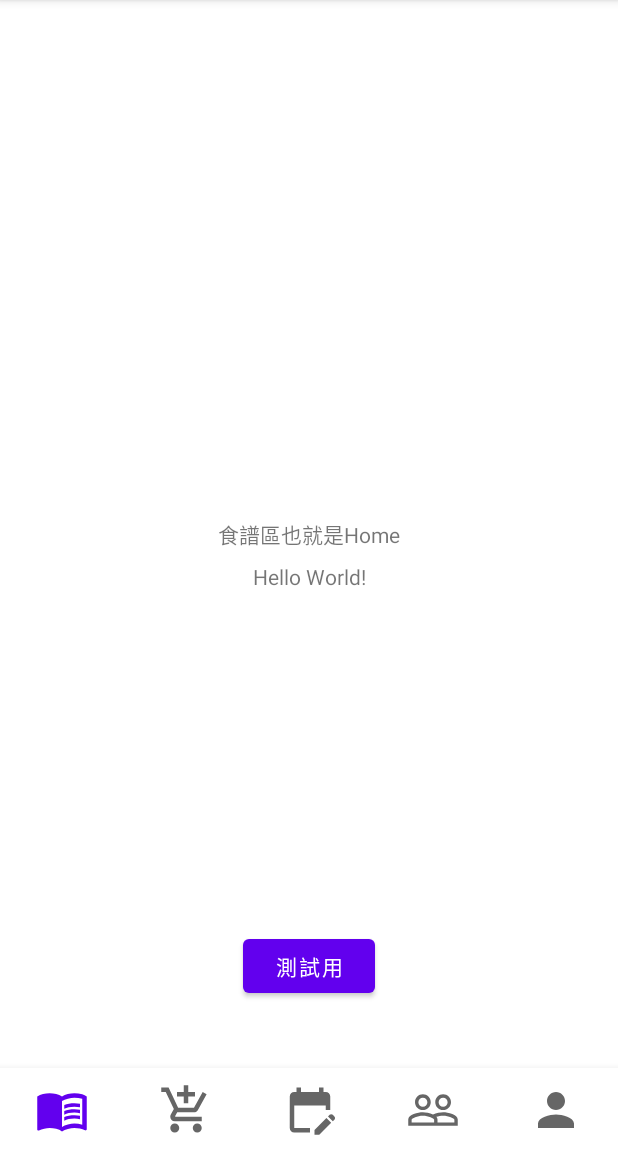
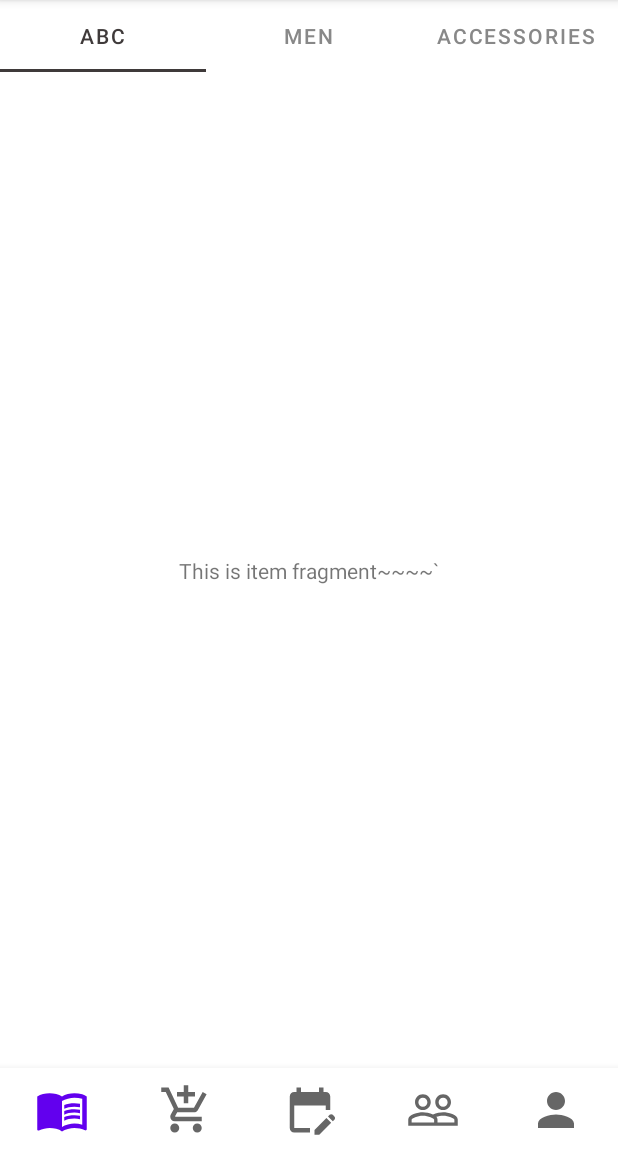
Before and after one commit to MinF6/CookApp, an Android app: the screen it shows after launch (MainActivity), on a phone screen of 412 x 824 dp, the part 84-1236 px from its top. Run offline under Robolectric (Android 15) with nearby library versions, the phone set to English and light mode, and no system bars; our stand-ins replace Firebase (no records; nobody signed in at launch, a user with empty details on screens opened directly), data binding, navigation-ui.

Commit message:
creat view page

```diff
--- a/app/src/main/AndroidManifest.xml
+++ b/app/src/main/AndroidManifest.xml
@@ -3,6 +3,7 @@
     package="com.zongmin.cook">
 
     <application
+        android:name=".CookApplication"
         android:allowBackup="true"
         android:icon="@mipmap/ic_launcher"
         android:label="@string/app_name"
--- /dev/null
+++ b/app/src/main/java/com/zongmin/cook/CookApplication.kt
@@ -0,0 +1,22 @@
+package com.zongmin.cook
+
+import android.app.Application
+import com.zongmin.cook.data.source.CookRepository
+import com.zongmin.cook.util.ServiceLocator
+import kotlin.properties.Delegates
+
+class CookApplication: Application() {
+
+    // Depends on the flavor,
+    val cookRepository: CookRepository
+        get() = ServiceLocator.provideTasksRepository(this)
+
+    companion object {
+        var instance: CookApplication by Delegates.notNull()
+    }
+
+    override fun onCreate() {
+        super.onCreate()
+        instance = this
+    }
+}
--- /dev/null
+++ b/app/src/main/java/com/zongmin/cook/data/source/CookRepository.kt
@@ -0,0 +1,8 @@
+package com.zongmin.cook.data.source
+
+import com.zongmin.cook.data.Recipes
+
+interface CookRepository {
+
+    suspend fun getRecipes(): Result<List<Recipes>>
+}
--- /dev/null
+++ b/app/src/main/java/com/zongmin/cook/recipes/CardItem.kt
@@ -0,0 +1,3 @@
+package com.zongmin.cook.recipes
+
+class CardItem(val title: Int, val text: Int)
--- /dev/null
+++ b/app/src/main/java/com/zongmin/cook/recipes/RecipesAdapter.kt
@@ -0,0 +1,18 @@
+package com.zongmin.cook.recipes
+
+import androidx.fragment.app.Fragment
+import androidx.fragment.app.FragmentManager
+import androidx.fragment.app.FragmentStatePagerAdapter
+import com.zongmin.cook.recipes.item.RecipesItemFragment
+
+class RecipesAdapter(fragmentManager: FragmentManager) : FragmentStatePagerAdapter(fragmentManager, BEHAVIOR_RESUME_ONLY_CURRENT_FRAGMENT) {
+    override fun getItem(position: Int): Fragment {
+        return RecipesItemFragment(RecipesTypeFilter.values()[position])
+    }
+
+    override fun getCount() = RecipesTypeFilter.values().size
+
+    override fun getPageTitle(position: Int): CharSequence? {
+        return RecipesTypeFilter.values()[position].value
+    }
+}
--- a/app/src/main/java/com/zongmin/cook/recipes/RecipesFragment.kt
+++ b/app/src/main/java/com/zongmin/cook/recipes/RecipesFragment.kt
@@ -1,17 +1,22 @@
 package com.zongmin.cook.recipes
 
 import android.os.Bundle
-import androidx.fragment.app.Fragment
 import android.view.LayoutInflater
 import android.view.View
 import android.view.ViewGroup
+import androidx.fragment.app.Fragment
+import androidx.viewpager.widget.ViewPager
+import com.google.android.material.tabs.TabLayout
 import com.zongmin.cook.R
-import com.zongmin.cook.databinding.FragmentProfileBinding
 import com.zongmin.cook.databinding.FragmentRecipesBinding
 
 
 class RecipesFragment : Fragment() {
 
+//    private var mViewPager: ViewPager? = null
+//
+//    private var mCardAdapter: CardPagerAdapter? = null
+//    private var mCardShadowTransformer: ShadowTransformer? = null
 
     override fun onCreate(savedInstanceState: Bundle?) {
         super.onCreate(savedInstanceState)
@@ -24,12 +29,40 @@ class RecipesFragment : Fragment() {
         savedInstanceState: Bundle?
     ): View? {
 
-        val binding = FragmentRecipesBinding.inflate(inflater, container, false)
+//        val binding = FragmentRecipesBinding.inflate(inflater, container, false)
 
 
 
 
-        return binding.root
+//        mViewPager = binding.viewpagerRecipes
+//
+//        mCardAdapter = CardPagerAdapter()
+//        mCardAdapter.addCardItem(CardItem(1,1))
+//        mCardAdapter.addCardItem(CardItem(2, 2))
+//        mCardAdapter.addCardItem(CardItem(3, 3))
+//        mCardAdapter.addCardItem(CardItem(4, 4))
+//
+//        mCardShadowTransformer = ShadowTransformer(mViewPager, mCardAdapter)
+//        mCardShadowTransformer.enableScaling(true)
+//
+//        mViewPager.setAdapter(mCardAdapter)
+//        mViewPager.setPageTransformer(false, mCardShadowTransformer)
+//        mViewPager.setOffscreenPageLimit(3)
+
+
+
+//        return binding.root
+
+        FragmentRecipesBinding.inflate(inflater, container, false).apply {
+            lifecycleOwner = viewLifecycleOwner
+            viewpagerRecipes.let {
+                tabsRecipes.setupWithViewPager(it)
+                it.adapter = RecipesAdapter(childFragmentManager)
+                it.addOnPageChangeListener(TabLayout.TabLayoutOnPageChangeListener(tabsRecipes))
+            }
+            return@onCreateView root
+        }
+
     }
 
 
--- /dev/null
+++ b/app/src/main/java/com/zongmin/cook/recipes/RecipesTypeFilter.kt
@@ -0,0 +1,7 @@
+package com.zongmin.cook.recipes
+
+enum class RecipesTypeFilter(val value: String) {
+    WOMEN("ABC"),
+    MEN("men"),
+    ACCESSORIES("accessories")
+}
--- /dev/null
+++ b/app/src/main/java/com/zongmin/cook/recipes/item/RecipesItemFragment.kt
@@ -0,0 +1,74 @@
+package com.zongmin.cook.recipes.item
+
+import android.os.Bundle
+import androidx.fragment.app.Fragment
+import android.view.LayoutInflater
+import android.view.View
+import android.view.ViewGroup
+import androidx.fragment.app.viewModels
+import androidx.navigation.fragment.findNavController
+import com.zongmin.cook.R
+import com.zongmin.cook.databinding.FragmentRecipesItemBinding
+import com.zongmin.cook.ext.getVmFactory
+import com.zongmin.cook.recipes.RecipesTypeFilter
+
+
+class RecipesItemFragment(private val recipesType: RecipesTypeFilter) : Fragment() {
+
+    /**
+     * Lazily initialize our [CatalogItemViewModel].
+     */
+    private val viewModel by viewModels<RecipesItemViewModel> { getVmFactory(recipesType) }
+
+    override fun onCreateView(
+        inflater: LayoutInflater,
+        container: ViewGroup?,
+        savedInstanceState: Bundle?
+    ): View? {
+
+        val binding = FragmentRecipesItemBinding.inflate(inflater, container, false)
+
+        binding.lifecycleOwner = viewLifecycleOwner
+
+//        binding.viewModel = viewModel
+
+//        binding.recyclerCatalogItem.adapter = PagingAdapter(
+//            PagingAdapter.OnClickListener {
+//                viewModel.navigateToDetail(it)
+//            }
+//        )
+
+//        viewModel.navigateToDetail.observe(
+//            viewLifecycleOwner,
+//            Observer {
+//                it?.let {
+//                    findNavController().navigate(NavigationDirections.navigateToDetailFragment(it))
+//                    viewModel.onDetailNavigated()
+//                }
+//            }
+//        )
+
+//        viewModel.pagingDataProducts.observe(
+//            viewLifecycleOwner,
+//            Observer {
+//                (binding.recyclerCatalogItem.adapter as PagingAdapter).submitList(it)
+//            }
+//        )
+
+//        binding.layoutSwipeRefreshCatalogItem.setOnRefreshListener {
+//            viewModel.refresh()
+//        }
+
+//        viewModel.status.observe(
+//            viewLifecycleOwner,
+//            Observer {
+//                it?.let {
+//                    if (it != LoadApiStatus.LOADING)
+//                        binding.layoutSwipeRefreshCatalogItem.isRefreshing = false
+//                }
+//            }
+//        )
+
+        return binding.root
+    }
+}
--- a/app/src/main/res/layout/activity_main.xml
+++ b/app/src/main/res/layout/activity_main.xml
@@ -23,24 +23,24 @@
             app:layout_constraintTop_toTopOf="parent"/>
 
 
-        <TextView
-            android:layout_width="wrap_content"
-            android:layout_height="wrap_content"
-            android:text="Hello World!"
-            app:layout_constraintBottom_toBottomOf="parent"
-            app:layout_constraintLeft_toLeftOf="parent"
-            app:layout_constraintRight_toRightOf="parent"
-            app:layout_constraintTop_toTopOf="parent" />
+<!--        <TextView-->
+<!--            android:layout_width="wrap_content"-->
+<!--            android:layout_height="wrap_content"-->
+<!--            android:text="Hello World!"-->
+<!--            app:layout_constraintBottom_toBottomOf="parent"-->
+<!--            app:layout_constraintLeft_toLeftOf="parent"-->
+<!--            app:layout_constraintRight_toRightOf="parent"-->
+<!--            app:layout_constraintTop_toTopOf="parent" />-->
 
-        <Button
-            android:id="@+id/button_test"
-            android:layout_width="wrap_content"
-            android:layout_height="wrap_content"
-            android:layout_marginBottom="100dp"
-            android:text="測試用"
-            app:layout_constraintBottom_toBottomOf="parent"
-            app:layout_constraintEnd_toEndOf="parent"
-            app:layout_constraintStart_toStartOf="parent" />
+<!--        <Button-->
+<!--            android:id="@+id/button_test"-->
+<!--            android:layout_width="wrap_content"-->
+<!--            android:layout_height="wrap_content"-->
+<!--            android:layout_marginBottom="100dp"-->
+<!--            android:text="測試用"-->
+<!--            app:layout_constraintBottom_toBottomOf="parent"-->
+<!--            app:layout_constraintEnd_toEndOf="parent"-->
+<!--            app:layout_constraintStart_toStartOf="parent" />-->
 
         <com.google.android.material.bottomnavigation.BottomNavigationView
             android:id="@+id/bottomNavView"
--- a/app/src/main/res/layout/fragment_recipes.xml
+++ b/app/src/main/res/layout/fragment_recipes.xml
@@ -14,13 +14,6 @@ xmlns:tools="http://schemas.android.com/tools">
         android:id="@+id/viewpager_recipes"
         android:layout_width="0dp"
         android:layout_height="0dp"
-        android:clipToPadding="false"
-        android:overScrollMode="never"
-        android:paddingBottom="30dp"
-        android:paddingEnd="30dp"
-        android:paddingLeft="30dp"
-        android:paddingRight="30dp"
-        android:paddingStart="30dp"
         app:layout_constraintBottom_toBottomOf="parent"
         app:layout_constraintEnd_toEndOf="parent"
         app:layout_constraintStart_toStartOf="parent"
@@ -40,16 +33,25 @@ xmlns:tools="http://schemas.android.com/tools">
 
 
 
-    <TextView
-        android:layout_width="wrap_content"
-        android:layout_height="wrap_content"
-        android:text="食譜區也就是Home"
-        app:layout_constraintBottom_toBottomOf="parent"
-        app:layout_constraintEnd_toEndOf="parent"
-        app:layout_constraintStart_toStartOf="parent"
-        app:layout_constraintTop_toTopOf="parent" />
+<!--    <TextView-->
+<!--        android:layout_width="wrap_content"-->
+<!--        android:layout_height="wrap_content"-->
+<!--        android:text="食譜區也就是Home"-->
+<!--        app:layout_constraintBottom_toBottomOf="parent"-->
+<!--        app:layout_constraintEnd_toEndOf="parent"-->
+<!--        app:layout_constraintStart_toStartOf="parent"-->
+<!--        app:layout_constraintTop_toTopOf="parent" />-->
 
 </androidx.constraintlayout.widget.ConstraintLayout>
 
 
 </layout>
+
+
+<!--    android:clipToPadding="false"-->
+<!--    android:overScrollMode="never"-->
+<!--    android:paddingBottom="30dp"-->
+<!--    android:paddingEnd="60dp"-->
+<!--    android:paddingLeft="60dp"-->
+<!--    android:paddingRight="60dp"-->
+<!--    android:paddingStart="60dp"-->
--- /dev/null
+++ b/app/src/main/res/layout/fragment_recipes_item.xml
@@ -0,0 +1,25 @@
+<?xml version="1.0" encoding="utf-8"?>
+
+<layout xmlns:android="http://schemas.android.com/apk/res/android"
+    xmlns:app="http://schemas.android.com/apk/res-auto"
+    xmlns:tools="http://schemas.android.com/tools">
+
+
+    <androidx.constraintlayout.widget.ConstraintLayout
+        android:layout_width="match_parent"
+        android:layout_height="match_parent"
+        tools:context=".recipes.item.RecipesItemFragment">
+
+
+        <TextView
+            android:layout_width="wrap_content"
+            android:layout_height="wrap_content"
+            android:text="This is item fragment~~~~`"
+            app:layout_constraintBottom_toBottomOf="parent"
+            app:layout_constraintEnd_toEndOf="parent"
+            app:layout_constraintStart_toStartOf="parent"
+            app:layout_constraintTop_toTopOf="parent" />
+
+    </androidx.constraintlayout.widget.ConstraintLayout>
+
+</layout>
```
Also changed, not shown: app/src/main/java/com/zongmin/cook/data/source/DefaultCookRepository.kt (added, +67 -0 lines), app/src/main/java/com/zongmin/cook/data/source/remote/CookRemoteDataSource.kt (added, +14 -0 lines), app/src/main/java/com/zongmin/cook/ext/FragmentExt.kt (added, +29 -0 lines), app/src/main/java/com/zongmin/cook/factory/RecipesItemViewModelFactory.kt (added, +25 -0 lines), app/src/main/java/com/zongmin/cook/recipes/CardAdapter.kt (added, +15 -0 lines), app/src/main/java/com/zongmin/cook/recipes/item/RecipesItemViewModel.kt (added, +19 -0 lines), app/src/main/java/com/zongmin/cook/util/ServiceLocator.kt (added, +34 -0 lines).
